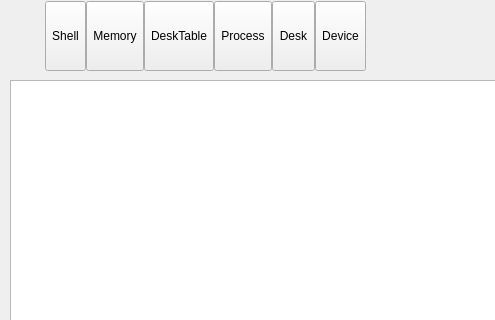
Qt form UI/form/frmmain.ui (asapple/analog-operating-system) before a commit; both pictures show x 0 to 495 and y 0 to 320 of the 800 by 600 pixel window.
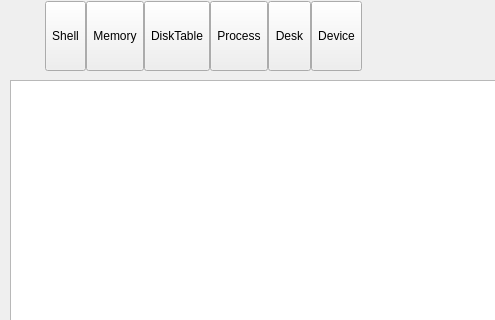
The same form after that commit. Icons and pictures are not drawn.

The edit to the form file:
```diff
--- a/UI/form/frmmain.ui
+++ b/UI/form/frmmain.ui
@@ -143,7 +143,7 @@
             </sizepolicy>
            </property>
            <property name="text">
-            <string>DeskTable</string>
+            <string>DiskTable</string>
            </property>
            <property name="icon">
             <iconset resource="../other/main.qrc">
```
